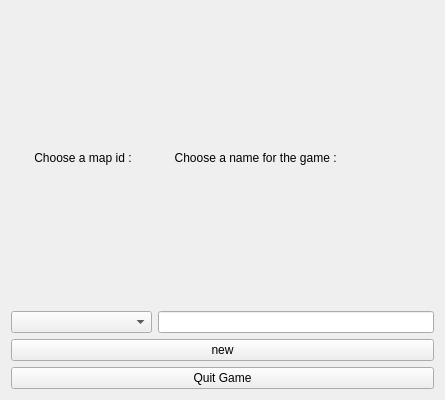
Before: the Qt Designer form client/src/user_interface/ui/LoginNew.ui in dima1997/PORTAL_2D_copy, drawn with Qt 5.
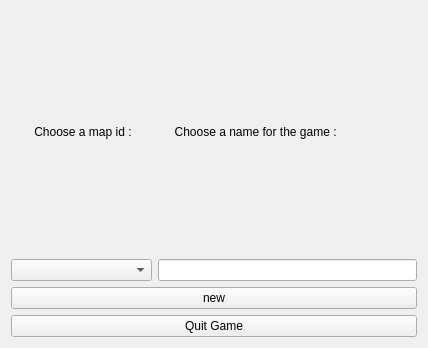
After: the same form once the commit is applied.

Commit message: Mas o menos estan andando las ventanas qt

The edit to the form file:
```diff
--- a/client/src/user_interface/ui/LoginNew.ui
+++ b/client/src/user_interface/ui/LoginNew.ui
@@ -6,8 +6,8 @@
    <rect>
     <x>0</x>
     <y>0</y>
-    <width>445</width>
-    <height>400</height>
+    <width>428</width>
+    <height>348</height>
    </rect>
   </property>
   <property name="windowTitle">
@@ -69,6 +69,8 @@
     </layout>
    </item>
    <item>
+    <layout class="QVBoxLayout" name="verticalLayout_2">
+     <item>
     <widget class="QPushButton" name="buttonNew">
      <property name="text">
       <string>new</string>
@@ -81,6 +83,8 @@
       <string>Quit Game</string>
      </property>
     </widget>
+     </item>
+    </layout>
    </item>
   </layout>
  </widget>
```
Lines whose indentation alone changed are shown as unchanged. The commit also changes 3 other files.
